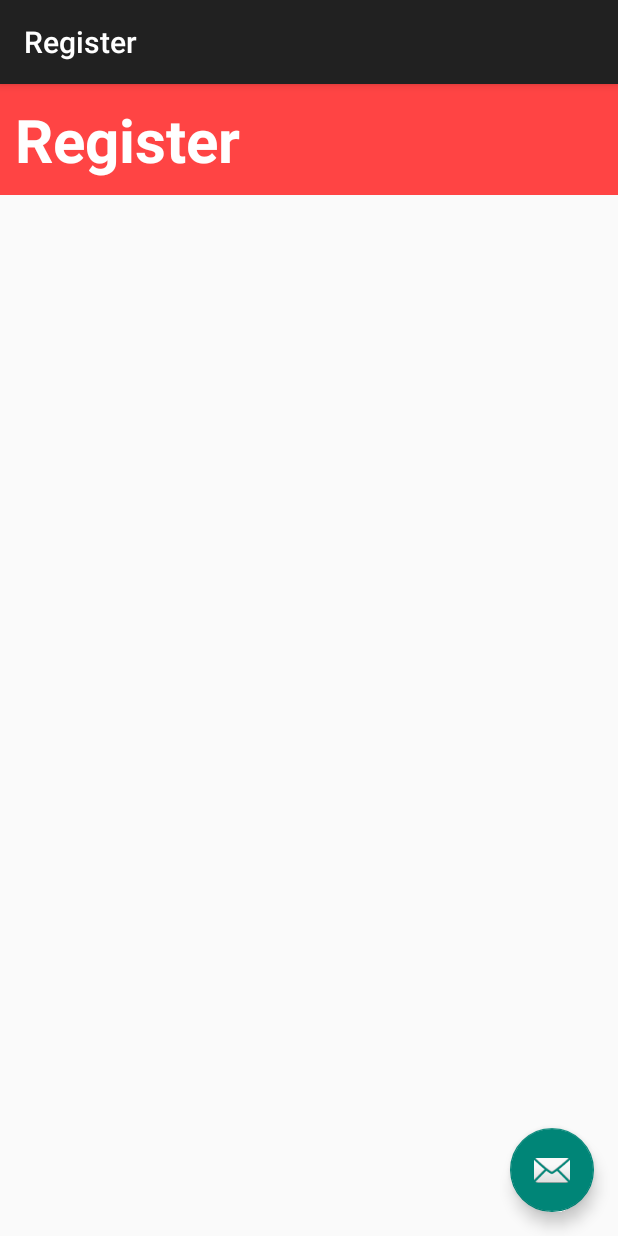
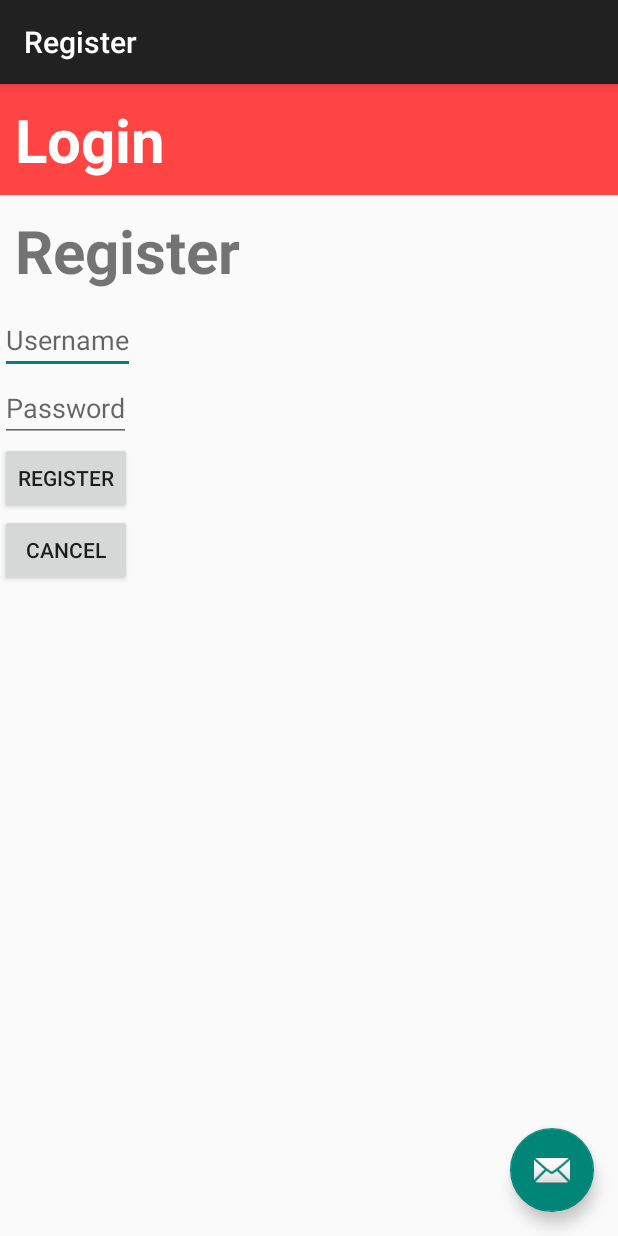
Before and after one commit to DoYouWantToBuildAProgram/Recs-From-Techs, an Android app: the screen it shows after launch (Register), after a tap on "REGISTER", on a phone screen of 412 x 824 dp. Run offline under Robolectric (Android 15) with nearby library versions, the phone set to English and light mode, and no system bars.

```diff
--- a/app/src/main/java/com/example/erica/recsfromtechs/MainActivity.java
+++ b/app/src/main/java/com/example/erica/recsfromtechs/MainActivity.java
@@ -1,19 +1,29 @@
 package com.example.erica.recsfromtechs;
 
+import android.content.SharedPreferences;
 import android.support.v7.app.ActionBarActivity;
 import android.os.Bundle;
+import android.support.v7.app.AppCompatActivity;
 import android.view.Menu;
 import android.view.MenuItem;
 import android.content.Intent;
 import android.view.View;
 
+import java.util.HashMap;
 
-public class MainActivity extends ActionBarActivity {
+
+public class MainActivity extends AppCompatActivity {
+    SharedPreferences passwords;
+    SharedPreferences.Editor editPasswords;
 
     @Override
     protected void onCreate(Bundle savedInstanceState) {
         super.onCreate(savedInstanceState);
         setContentView(R.layout.activity_main);
+        passwords  = getSharedPreferences("MyPref", MODE_PRIVATE);
+        editPasswords = passwords.edit();
+        editPasswords.putString("bob", "password");
+        editPasswords.commit();
     }
 
     @Override
@@ -40,11 +50,14 @@ public class MainActivity extends ActionBarActivity {
 
     public void login(View view) {
         Intent intent = new Intent(this, Login.class);
+
+
         startActivity(intent);
     }
 
     public void register(View view) {
         Intent intent = new Intent(this, Register.class);
+
         startActivity(intent);
     }
 
--- a/app/src/main/java/com/example/erica/recsfromtechs/Register.java
+++ b/app/src/main/java/com/example/erica/recsfromtechs/Register.java
@@ -1,13 +1,22 @@
 package com.example.erica.recsfromtechs;
 
+import android.content.Context;
+import android.content.Intent;
+import android.content.SharedPreferences;
 import android.os.Bundle;
 import android.support.design.widget.FloatingActionButton;
 import android.support.design.widget.Snackbar;
 import android.support.v7.app.AppCompatActivity;
 import android.support.v7.widget.Toolbar;
 import android.view.View;
+import android.widget.EditText;
+import android.widget.Toast;
+
+import java.util.HashMap;
 
 public class Register extends AppCompatActivity {
+    SharedPreferences passwords;
+    SharedPreferences.Editor editPasswords;
 
     @Override
     protected void onCreate(Bundle savedInstanceState) {
@@ -24,6 +33,26 @@ public class Register extends AppCompatActivity {
                         .setAction("Action", null).show();
             }
         });
+         passwords  = getSharedPreferences("MyPref", MODE_PRIVATE);
+        editPasswords = passwords.edit();
+
+
+
+    }
+
+    public void addUser(View view) {
+        EditText usernameText = (EditText) findViewById(R.id.username);
+        EditText passwordText = (EditText) findViewById(R.id.password);
+        editPasswords.putString(usernameText.getText().toString(), passwordText.getText().toString());
+        editPasswords.commit();
+        Intent intent = new Intent(this,Login.class);
+        startActivity(intent);
+    }
+
+    public void cancel(View view) {
+        Intent intent = new Intent(this,MainActivity.class);
+
+        startActivity(intent);
     }
 
 }
--- a/app/src/main/res/layout/content_register.xml
+++ b/app/src/main/res/layout/content_register.xml
@@ -11,7 +11,7 @@
 
     <TextView
         android:id="@+id/header"
-        android:text="@string/register_button"
+        android:text="@string/login_button"
         android:layout_width="match_parent"
         android:layout_height="wrap_content"
         android:padding="10dp"
@@ -20,5 +20,33 @@
         android:textStyle="bold"
         android:background="@android:color/holo_red_light"
         />
+    <TextView
+        android:id="@+id/text"
+        android:text="Register"
+        android:layout_width="match_parent"
+        android:layout_height="wrap_content"
+        android:padding="10dp"
+        android:textSize="40sp"
+        android:textStyle="bold"
+        />
+    <EditText android:id="@+id/username"
+        android:layout_width="wrap_content"
+        android:layout_height="wrap_content"
+        android:hint="@string/username"/>
+    <EditText android:id="@+id/password"
+        android:layout_width="wrap_content"
+        android:layout_height="wrap_content"
+        android:hint="@string/password"/>
+    <Button
+        android:layout_width="wrap_content"
+        android:layout_height="wrap_content"
+        android:text="Register"
+        android:onClick="addUser"/>
+    <Button
+        android:layout_width="wrap_content"
+        android:layout_height="wrap_content"
+        android:text="cancel"
+        android:onClick="cancel"/>
+
 
 </LinearLayout>
```
Also changed, not shown: app/src/main/java/com/example/erica/recsfromtechs/Login.java (+12 -3 lines), 2 other files.
